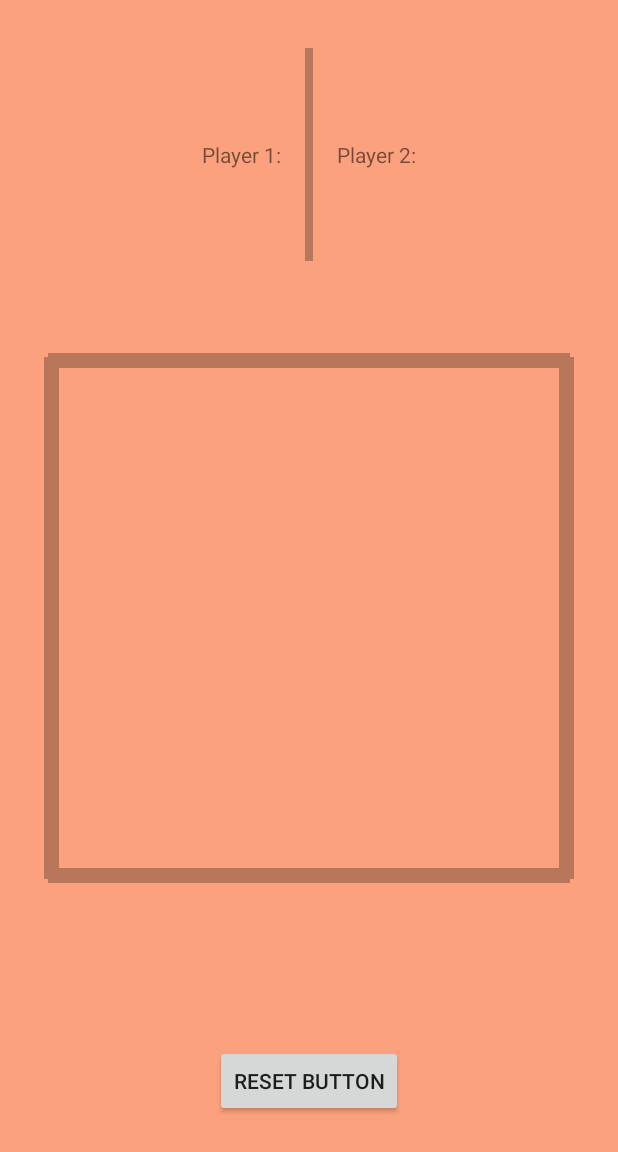
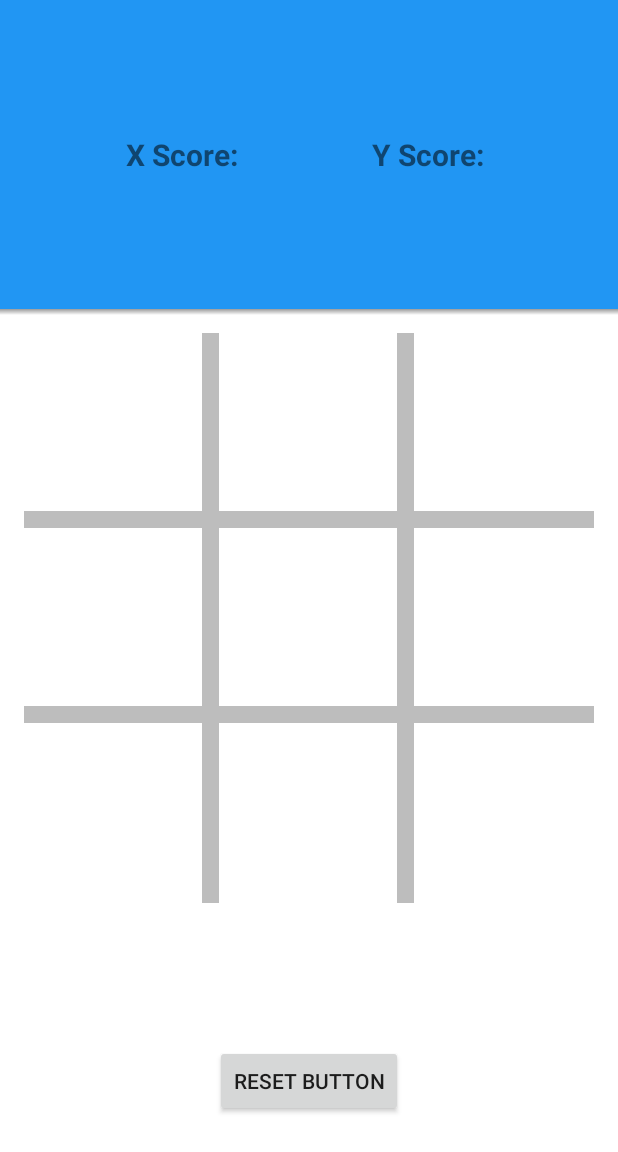
Before and after one commit to evanfaler/TicTacToe, an Android app: the screen it shows after launch (TicTacToe_Activity), on a phone screen of 412 x 824 dp. Shown: the top 1152 px of the screen. Run offline under Robolectric (Android 15) with nearby library versions, the phone set to English and light mode, and no system bars.

Commit message:
More updates to layout. Finished layout for now until algorithms are added for win/loss

```diff
--- a/app/src/main/java/com/dualranger/tictactoe/DrawView.java
+++ b/app/src/main/java/com/dualranger/tictactoe/DrawView.java
@@ -4,6 +4,7 @@ import android.content.Context;
 import android.graphics.Canvas;
 import android.graphics.Paint;
 import android.util.AttributeSet;
+import android.util.DisplayMetrics;
 import android.util.Log;
 import android.view.View;
 
@@ -41,9 +42,8 @@ public class DrawView extends View {
     public DrawView(Context context, AttributeSet attrs) {
         super(context, attrs);
 
-        float valueWidthDips = 10.0f;
-        int strokeWidthPix = (int)(valueWidthDips * SCALE + 0.5f);
-        paint.setStrokeWidth(strokeWidthPix);
+        float strokeWidth = .03f * getContext().getResources().getDisplayMetrics().widthPixels;
+        paint.setStrokeWidth(strokeWidth);
         paint.setStyle(Paint.Style.STROKE);
         paint.setStrokeCap(Paint.Cap.ROUND);
     }
@@ -51,24 +51,24 @@ public class DrawView extends View {
 
     @Override
     public void onDraw(Canvas canvas) {
-        if(player == 1){ //Draw X
+        if (player == 1) { //Draw X
             paint.setColor(getResources().getColor(R.color.xColor));
             int width = this.getMeasuredWidth();
-            Double percentWidth = (this.getMeasuredWidth()*.3)/2;
+            Double percentWidth = (this.getMeasuredWidth() * .3) / 2;
             Integer percentWidthInt = percentWidth.intValue();
             int dimension = width - percentWidthInt;
 
-            canvas.drawLine(percentWidthInt, percentWidthInt,dimension,dimension,paint);
-            canvas.drawLine(dimension,percentWidthInt,percentWidthInt,dimension,paint);
+            canvas.drawLine(percentWidthInt, percentWidthInt, dimension, dimension, paint);
+            canvas.drawLine(dimension, percentWidthInt, percentWidthInt, dimension, paint);
 
             playable = false;
-        } else if(player == 0) { //Draw O
+        } else if (player == 0) { //Draw O
             paint.setColor(getResources().getColor(R.color.oColor));
             float viewWidth = this.getMeasuredWidth();
-            double percentWidth = (this.getMeasuredWidth()*.3)/2;
+            double percentWidth = (this.getMeasuredWidth() * .3) / 2;
             float width = viewWidth - Double.valueOf(percentWidth).floatValue();
 
-            canvas.drawCircle(viewWidth/2,viewWidth/2,width/2,paint);
+            canvas.drawCircle(viewWidth / 2, viewWidth / 2, width / 2, paint);
 
             playable = false;
         } else {
@@ -77,18 +77,4 @@ public class DrawView extends View {
 
     }
 
-    @Override
-    protected void onMeasure(int widthMeasureSpec, int heightMeasureSpec) {
-        int parentWidth = MeasureSpec.getSize(widthMeasureSpec);
-        int viewDimension = (int) Math.round(parentWidth * .3);
-
-        Log.d("TicTacToe", "View: " + this.getResources().getResourceName(this.getId()) + "parentWidth: " + parentWidth + ", viewDimension: " + viewDimension);
-
-        this.getLayoutParams().width = 500;
-        this.getLayoutParams().height = 500;
-        super.onMeasure(widthMeasureSpec, widthMeasureSpec);
-        this.invalidate();
-
-    }
-
 }
--- a/app/src/main/java/com/dualranger/tictactoe/Top_Fragment.java
+++ b/app/src/main/java/com/dualranger/tictactoe/Top_Fragment.java
@@ -5,22 +5,20 @@ import android.support.v4.app.Fragment;
 import android.view.LayoutInflater;
 import android.view.View;
 import android.view.ViewGroup;
-
-/**
- * Created by evanfaler on 4/13/17.
- */
+import android.widget.LinearLayout;
 
 public class Top_Fragment extends Fragment implements View.OnClickListener{
+    double strokeWidth;
 
     @Override
     public void onCreate(Bundle savedInstanceState) {
         super.onCreate(savedInstanceState);
+
     }
 
     @Override
     public View onCreateView(LayoutInflater inflater, ViewGroup container, Bundle savedInstanceState) {
         View v = inflater.inflate(R.layout.top_area_fragment, container, false);
-
 
         return v;
     }
--- /dev/null
+++ b/app/src/main/res/drawable/drop_shadow.xml
@@ -0,0 +1,10 @@
+<?xml version="1.0" encoding="utf-8"?>
+<shape xmlns:android="http://schemas.android.com/apk/res/android"
+    android:shape="rectangle" >
+
+    <gradient
+        android:angle="90"
+        android:endColor="#88444444"
+        android:startColor="@android:color/transparent" />
+
+</shape>
--- a/app/src/main/res/layout/board.xml
+++ b/app/src/main/res/layout/board.xml
@@ -1,106 +1,151 @@
 <?xml version="1.0" encoding="utf-8"?>
-<RelativeLayout
+<LinearLayout
     xmlns:android="http://schemas.android.com/apk/res/android"
     android:id="@+id/relative_board_layout"
     android:layout_width="match_parent"
-    android:layout_height="match_parent">
+    android:layout_height="match_parent"
+    android:layout_margin="16dp"
+    android:orientation="horizontal">
 
-    <com.dualranger.tictactoe.DrawView
-        android:id="@+id/space_5"
-        android:layout_width="wrap_content"
-        android:layout_height="wrap_content"
-        android:layout_centerInParent="true"/>
+    <LinearLayout
+        android:id="@+id/column_one"
+        android:layout_width="0dp"
+        android:layout_height="match_parent"
+        android:orientation="vertical"
+        android:layout_weight="30">
 
-    <View
-        android:id="@+id/top_horizontal"
-        android:layout_width="match_parent"
-        android:layout_height="10dp"
-        android:layout_marginRight="16dp"
-        android:layout_marginLeft="16dp"
-        android:background="@color/boardLines"
-        android:layout_above="@+id/space_5"/>
+        <com.dualranger.tictactoe.DrawView
+            android:id="@+id/space_1"
+            android:layout_width="match_parent"
+            android:layout_height="0dp"
+            android:layout_weight="30"/>
 
-    <View
-        android:id="@+id/bottom_horizontal"
-        android:layout_width="match_parent"
-        android:layout_height="10dp"
-        android:layout_marginRight="16dp"
-        android:layout_marginLeft="16dp"
-        android:background="@color/boardLines"
-        android:layout_below="@+id/space_5"/>
+        <View
+            android:id="@+id/horiz_one"
+            android:layout_width="match_parent"
+            android:layout_height="0dp"
+            android:background="@color/boardLines"
+            android:layout_weight="3"/>
+
+        <com.dualranger.tictactoe.DrawView
+            android:id="@+id/space_4"
+            android:layout_width="match_parent"
+            android:layout_height="0dp"
+            android:layout_weight="30"/>
+
+        <View
+            android:id="@+id/horiz_two"
+            android:layout_width="match_parent"
+            android:layout_height="0dp"
+            android:background="@color/boardLines"
+            android:layout_weight="3"/>
+
+        <com.dualranger.tictactoe.DrawView
+            android:id="@+id/space_7"
+            android:layout_width="match_parent"
+            android:layout_height="0dp"
+            android:layout_weight="30"/>
+
+    </LinearLayout>
 
     <View
         android:id="@+id/left_vertical"
-        android:layout_width="10dp"
+        android:layout_width="0dp"
         android:layout_height="match_parent"
-        android:layout_marginBottom="16dp"
-        android:layout_marginTop="16dp"
         android:background="@color/boardLines"
-        android:layout_toLeftOf="@+id/space_5"/>
+        android:layout_weight="3"/>
+
+    <LinearLayout
+        android:id="@+id/column_two"
+        android:layout_width="0dp"
+        android:layout_height="match_parent"
+        android:orientation="vertical"
+        android:layout_weight="30">
+
+        <com.dualranger.tictactoe.DrawView
+            android:id="@+id/space_2"
+            android:layout_width="match_parent"
+            android:layout_height="0dp"
+            android:layout_weight="30"/>
+
+        <View
+            android:id="@+id/horiz_three"
+            android:layout_width="match_parent"
+            android:layout_height="0dp"
+            android:background="@color/boardLines"
+            android:layout_weight="3"/>
+
+        <com.dualranger.tictactoe.DrawView
+            android:id="@+id/space_5"
+            android:layout_width="match_parent"
+            android:layout_height="0dp"
+            android:layout_weight="30"/>
+
+        <View
+            android:id="@+id/horiz_four"
+            android:layout_width="match_parent"
+            android:layout_height="0dp"
+            android:background="@color/boardLines"
+            android:layout_weight="3"/>
+
+        <com.dualranger.tictactoe.DrawView
+            android:id="@+id/space_8"
+            android:layout_width="match_parent"
+            android:layout_height="0dp"
+            android:layout_weight="30"/>
+
+    </LinearLayout>
 
     <View
         android:id="@+id/right_vertical"
-        android:layout_width="10dp"
+        android:layout_width="0dp"
         android:layout_height="match_parent"
-        android:layout_marginBottom="16dp"
-        android:layout_marginTop="16dp"
         android:background="@color/boardLines"
-        android:layout_toRightOf="@+id/space_5"/>
+        android:layout_weight="3"/>
 
-    <com.dualranger.tictactoe.DrawView
-        android:id="@+id/space_4"
-        android:layout_width="wrap_content"
-        android:layout_height="wrap_content"
-        android:layout_toLeftOf="@id/left_vertical"
-        android:layout_centerVertical="true"/>
+    <LinearLayout
+        android:id="@+id/column_three"
+        android:layout_width="0dp"
+        android:layout_height="match_parent"
+        android:orientation="vertical"
+        android:layout_weight="30">
 
-    <com.dualranger.tictactoe.DrawView
-        android:id="@+id/space_6"
-        android:layout_width="wrap_content"
-        android:layout_height="wrap_content"
-        android:layout_toRightOf="@id/right_vertical"
-        android:layout_centerVertical="true"/>
+        <com.dualranger.tictactoe.DrawView
+            android:id="@+id/space_3"
+            android:layout_width="match_parent"
+            android:layout_height="0dp"
+            android:layout_weight="30"/>
 
-    <com.dualranger.tictactoe.DrawView
-        android:id="@+id/space_2"
-        android:layout_width="wrap_content"
-        android:layout_height="wrap_content"
-        android:layout_above="@id/top_horizontal"
-        android:layout_centerHorizontal="true"/>
+        <View
+            android:id="@+id/horiz_five"
+            android:layout_width="match_parent"
+            android:layout_height="0dp"
+            android:background="@color/boardLines"
+            android:layout_weight="3"/>
 
-    <com.dualranger.tictactoe.DrawView
-        android:id="@+id/space_1"
-        android:layout_width="wrap_content"
-        android:layout_height="wrap_content"
-        android:layout_above="@id/top_horizontal"
-        android:layout_toLeftOf="@id/left_vertical"/>
+        <com.dualranger.tictactoe.DrawView
+            android:id="@+id/space_6"
+            android:layout_width="match_parent"
+            android:layout_height="0dp"
+            android:layout_weight="30"/>
 
-    <com.dualranger.tictactoe.DrawView
-        android:id="@+id/space_3"
-        android:layout_width="wrap_content"
-        android:layout_height="wrap_content"
-        android:layout_above="@id/top_horizontal"
-        android:layout_toRightOf="@id/right_vertical"/>
+        <View
+            android:id="@+id/horiz_six"
+            android:layout_width="match_parent"
+            android:layout_height="0dp"
+            android:background="@color/boardLines"
+            android:layout_weight="3"/>
 
-    <com.dualranger.tictactoe.DrawView
-        android:id="@+id/space_7"
-        android:layout_width="wrap_content"
-        android:layout_height="wrap_content"
-        android:layout_below="@id/bottom_horizontal"
-        android:layout_centerHorizontal="true"/>
+        <com.dualranger.tictactoe.DrawView
+            android:id="@+id/space_9"
+            android:layout_width="match_parent"
+            android:layout_height="0dp"
+            android:layout_weight="30"/>
 
-    <com.dualranger.tictactoe.DrawView
-        android:id="@+id/space_8"
-        android:layout_width="wrap_content"
-        android:layout_height="wrap_content"
-        android:layout_below="@id/bottom_horizontal"
-        android:layout_toLeftOf="@id/left_vertical"/>
+    </LinearLayout>
 
-    <com.dualranger.tictactoe.DrawView
-        android:id="@+id/space_9"
-        android:layout_width="wrap_content"
-        android:layout_height="wrap_content"
-        android:layout_below="@id/bottom_horizontal"
-        android:layout_toRightOf="@id/right_vertical"/>
 
-</RelativeLayout>
+
+
+
+</LinearLayout>
--- a/app/src/main/res/layout/bottom_area_fragment.xml
+++ b/app/src/main/res/layout/bottom_area_fragment.xml
@@ -3,7 +3,8 @@
     xmlns:android="http://schemas.android.com/apk/res/android"
     android:orientation="vertical"
     android:layout_width="match_parent"
-    android:layout_height="match_parent">
+    android:layout_height="match_parent"
+    android:background="@color/boardBackground">
 
     <Button
         android:id="@+id/reset_button"
--- a/app/src/main/res/layout/fragment_board.xml
+++ b/app/src/main/res/layout/fragment_board.xml
@@ -1,9 +1,15 @@
 <?xml version="1.0" encoding="utf-8"?>
 <com.dualranger.tictactoe.SquareRelativeLayout
     xmlns:android="http://schemas.android.com/apk/res/android"
-    android:layout_margin="16dp"
     android:layout_width="wrap_content"
     android:layout_height="wrap_content"
-    android:layout_gravity="center">
+    android:layout_gravity="center"
+    android:background="@color/boardBackground">
+
+    <View
+        android:id="@+id/toolbar_shadow"
+        android:layout_width="match_parent"
+        android:layout_height="4dp"
+        android:background="@drawable/drop_shadow" />
 
 </com.dualranger.tictactoe.SquareRelativeLayout>
--- a/app/src/main/res/layout/tictactoe_framelayoutt.xml
+++ b/app/src/main/res/layout/tictactoe_framelayoutt.xml
@@ -3,8 +3,7 @@
     xmlns:android="http://schemas.android.com/apk/res/android"
     android:orientation="vertical"
     android:layout_width="match_parent"
-    android:layout_height="match_parent"
-    android:background="@color/boardBackground">
+    android:layout_height="match_parent">
 
     <FrameLayout
         android:id="@+id/top_area_container"
--- a/app/src/main/res/layout/top_area_fragment.xml
+++ b/app/src/main/res/layout/top_area_fragment.xml
@@ -1,26 +1,40 @@
 <?xml version="1.0" encoding="utf-8"?>
-<LinearLayout
-    xmlns:android="http://schemas.android.com/apk/res/android"
-    android:orientation="horizontal"
+<LinearLayout xmlns:android="http://schemas.android.com/apk/res/android"
     android:layout_width="match_parent"
     android:layout_height="match_parent"
-    android:gravity="center"
-    android:layout_margin="16dp">
+    android:background="@color/titleBackground"
+    android:orientation="horizontal"
+    android:gravity="center">
+
+    <Space
+        android:layout_width="0dp"
+        android:layout_height="match_parent"
+        android:layout_weight="10" />
 
     <TextView
+        android:id="@+id/x_score_marker"
         android:layout_width="wrap_content"
         android:layout_height="wrap_content"
-        android:text="Player 1:" />
+        android:text="X Score: "
+        android:textStyle="bold"
+        android:textSize="20sp"/>
 
-    <View
-        android:layout_width="5dp"
+    <Space
+        android:layout_width="0dp"
         android:layout_height="match_parent"
-        android:layout_margin="16dp"
-        android:background="@color/boardLines" />
+        android:layout_weight="10" />
 
     <TextView
+        android:id="@+id/o_score_marker"
         android:layout_width="wrap_content"
         android:layout_height="wrap_content"
-        android:text="Player 2:"/>
+        android:text="Y Score: "
+        android:textStyle="bold"
+        android:textSize="20sp"/>
+
+    <Space
+        android:layout_width="0dp"
+        android:layout_height="match_parent"
+        android:layout_weight="10" />
 
 </LinearLayout>
--- a/app/src/main/res/values/colors.xml
+++ b/app/src/main/res/values/colors.xml
@@ -1,11 +1,14 @@
 <?xml version="1.0" encoding="utf-8"?>
 <resources>
-    <color name="colorPrimary">#3F51B5</color>
-    <color name="colorPrimaryDark">#303F9F</color>
+    <color name="colorPrimary">#212121</color>
+    <color name="colorPrimaryDark">#212121</color>
     <color name="colorAccent">#FF4081</color>
-    <color name="boardBackground">#FCA17D</color>
-    <color name="boardLines">#B8765B</color>
+    <color name="boardBackground">#FFFFFF</color>
+    <color name="bottomBackground">#aeb5c5</color>
+    <color name="titleBackground">#2196F3</color>
+    <color name="boardLines">#BDBDBD</color>
+    <color name="textColor">#212121</color>
     <color name="xColor">#2C363F</color>
-    <color name="oColor">#F2F5EA</color>
+    <color name="oColor">#2C363F</color>
 
 </resources>
--- a/build.gradle
+++ b/build.gradle
@@ -5,7 +5,7 @@ buildscript {
         jcenter()
     }
     dependencies {
-        classpath 'com.android.tools.build:gradle:2.3.0'
+        classpath 'com.android.tools.build:gradle:2.3.1'
 
         // NOTE: Do not place your application dependencies here; they belong
         // in the individual module build.gradle files
```
Also changed, not shown: app/src/main/res/drawable-hdpi/board_fragment_background.9.png (added), app/src/main/res/drawable-hdpi/top_fragment_background.9.png (added), app/src/main/res/drawable-mdpi/board_fragment_background.9.png (added), app/src/main/res/drawable-mdpi/top_fragment_background.9.png (added), app/src/main/res/drawable-xhdpi/board_fragment_background.9.png (added), app/src/main/res/drawable-xhdpi/top_fragment_background.9.png (added), app/src/main/res/drawable-xxhdpi/board_fragment_background.9.png (added), app/src/main/res/drawable-xxhdpi/top_fragment_background.9.png (added), app/src/main/res/drawable-xxxhdpi/board_fragment_background.9.png (added), app/src/main/res/drawable-xxxhdpi/top_fragment_background.9.png (added).
